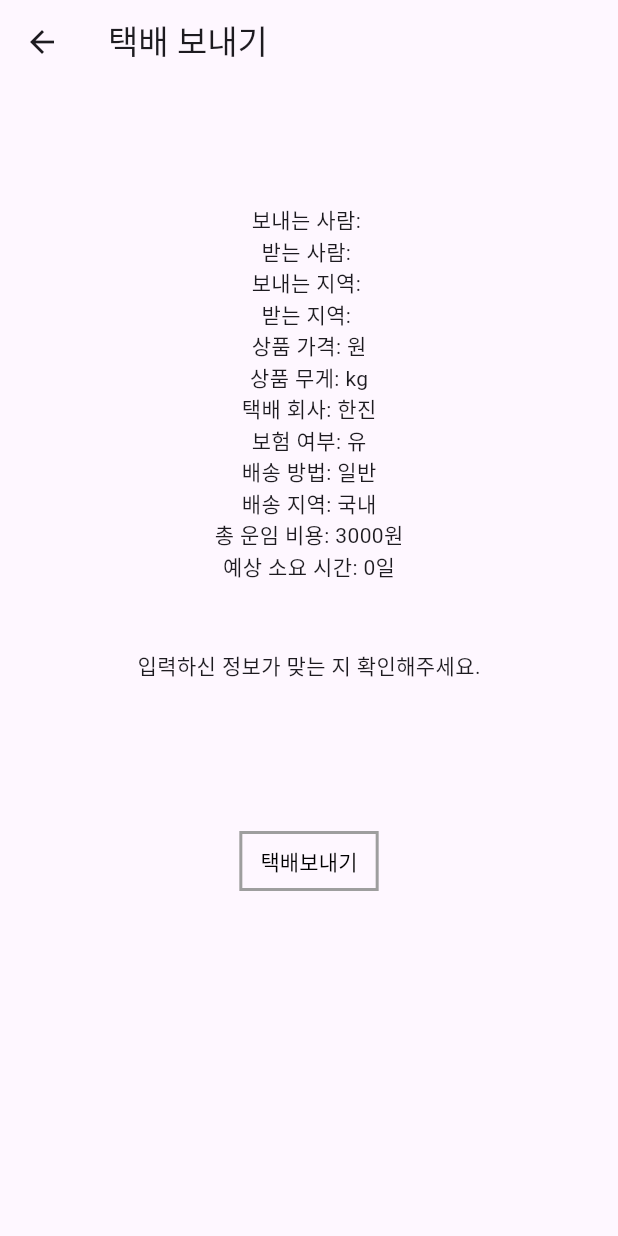
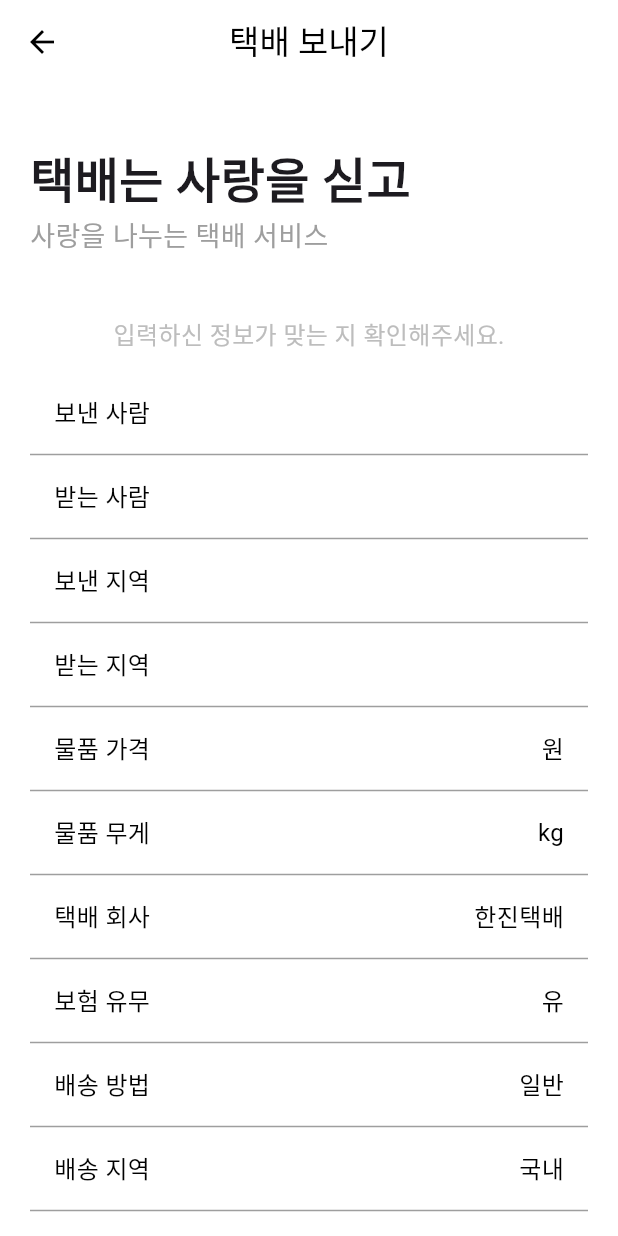
Before and after one commit to jsh02/designPattern, a Flutter app: the SendingPage2 screen opened directly with empty values, after a tap on "택배 보내기", on a phone screen of 412 x 824 dp. Run offline on Flutter 3.47's test engine with Material 3 defaults, Android fonts, the light colour scheme and no system bars; our stand-ins replace firebase_core, firebase_database; accounts and stored records are empty.

Commit message:
최종 수정

```diff
--- a/lib/widget/cost_view_Page.dart
+++ b/lib/widget/cost_view_Page.dart
@@ -41,35 +41,113 @@ class _CostViewPageState extends State<CostViewPage> {
   Widget build(BuildContext context) {
     return Scaffold(
       appBar: AppBar(
-        title: Text('택배 보내기'),
+        title: Text(
+          '택배 보내기',
+          style: TextStyle(color: Colors.black),
+        ),
+        backgroundColor: Colors.white,
+        centerTitle: true,
+        iconTheme: IconThemeData(color: Colors.black),
       ),
-      body: Center(
-        child: Column(
-          children: [
-            Container(
-              margin: EdgeInsets.only(top: 80),
+      body: Container(
+        color: Colors.white,
+        child:Center(
+          child: Padding(
+            padding: const EdgeInsets.symmetric(horizontal: 20.0),
+            child: SingleChildScrollView(
               child: Column(
+                crossAxisAlignment: CrossAxisAlignment.start,
                 children: [
-                  Text('보내는 사람: ${widget.senderName}'),
-                  Text('받는 사람: ${widget.receiverName}'),
-                  Text('보내는 지역: ${widget.senderRegion}'),
-                  Text('받는 지역: ${widget.receiverRegion}'),
-                  Text('상품 가격: ${widget.price}원'),
-                  Text('상품 무게: ${widget.weight}kg'),
-                  Text('택배 회사: ${widget.deliveryCompany}'),
-                  Text('보험 여부: ${widget.deliveryInsurance}'),
-                  Text('배송 방법: ${widget.deliveryExpress}'),
-                  Text('배송 지역: ${widget.deliveryRegion}'),
-                  Text('총 운임 비용: ${widget.totalCost}원'),
-                  Text('예상 소요 시간: ${widget.deliveryTime}일'),
+                  SizedBox(height: 40),
+                  Text(
+                    '택배는 사랑을 싣고',
+                    style: TextStyle(
+                      fontSize: 32,
+                      fontWeight: FontWeight.bold,
+                    ),
+                  ),
+                  Text(
+                    '사랑을 나누는 택배 서비스',
+                    style: TextStyle(fontSize: 18, color: Colors.grey),
+                  ),
+                  SizedBox(height: 40),
+                  Center(
+                    child: Text(
+                      '입력하신 정보가 맞는 지 확인해주세요.',
+                      style: TextStyle(fontSize: 16, color: Colors.grey[400]),
+                    ),
+                  ),
+                  SizedBox(height: 20),
+                  _buildInfoRow('보낸 사람', widget.senderName),
+                  Divider(color: Colors.grey),
+                  _buildInfoRow('받는 사람', widget.receiverName),
+                  Divider(color: Colors.grey),
+                  _buildInfoRow('보낸 지역', widget.senderRegion),
+                  Divider(color: Colors.grey),
+                  _buildInfoRow('받는 지역', widget.receiverRegion),
+                  Divider(color: Colors.grey),
+                  _buildInfoRow('물품 가격', '${widget.price} 원'),
+                  Divider(color: Colors.grey),
+                  _buildInfoRow('물품 무게', '${widget.weight} kg'),
+                  Divider(color: Colors.grey),
+                  _buildInfoRow('택배 회사', widget.deliveryCompany),
+                  Divider(color: Colors.grey),
+                  _buildInfoRow('보험 유무', widget.deliveryInsurance),
+                  Divider(color: Colors.grey),
+                  _buildInfoRow('배송 방법', widget.deliveryExpress),
+                  Divider(color: Colors.grey),
+                  _buildInfoRow('배송 지역', widget.deliveryRegion),
+                  Divider(color: Colors.grey),
+
+                  SizedBox(height: 25),
+                  _buildInfoCost('예상 운임 비용', '${widget.totalCost} 원'),
+                  _buildInfoCost('예상 소요 시간', '${widget.deliveryTime} 일'),
                   SizedBox(height: 45),
-                  Text('입력하신 정보가 맞는 지 확인해주세요.'),
+                  Center(child: _buildNextPageButton('택배 보내기')),
                 ],
               ),
             ),
-            _buildNextPageButton('택배보내기'),
+          ),
+        ),
+      )
+
+    );
+  }
+  Widget _buildInfoCost(String label, String value) {
+    return Container(
+      margin: EdgeInsets.only(left: 25),
+      child: Center(
+        child: Row(
+          children: [
+            Text(
+              label,
+              style: TextStyle(fontSize: 24, color: Colors.black, fontWeight: FontWeight.w600),
+            ),
+            SizedBox(width: 40),
+            Text(
+              value,
+              style: TextStyle(fontSize: 24, color: Colors.black),
+            ),
           ],
         ),
+      ),
+    );
+  }
+  Widget _buildInfoRow(String label, String value) {
+    return Padding(
+      padding: const EdgeInsets.symmetric(vertical: 8.0, horizontal: 16.0),
+      child: Row(
+        mainAxisAlignment: MainAxisAlignment.spaceBetween,
+        children: [
+          Text(
+            label,
+            style: TextStyle(fontSize: 16, color: Colors.black),
+          ),
+          Text(
+            value,
+            style: TextStyle(fontSize: 16, color: Colors.black),
+          ),
+        ],
       ),
     );
   }
@@ -77,21 +155,23 @@ class _CostViewPageState extends State<CostViewPage> {
   Widget _buildNextPageButton(String text) {
     return Container(
       height: 40,
-      margin: EdgeInsets.only(top: 100),
+      width: 200,
       decoration: BoxDecoration(
-        border: Border.all(color: Colors.grey, width: 2),
+        color: Color(0xFFC1004B),
+        borderRadius: BorderRadius.circular(10),
       ),
       child: TextButton(
         onPressed: () {
           Navigator.push(
             context,
-            MaterialPageRoute(builder: (context) => MyApp()), // Update with the actual next page widget
+            MaterialPageRoute(builder: (context) => MyApp()),
           );
         },
         child: Text(
           text,
           style: TextStyle(
-            color: Colors.black,
+            color: Colors.white,
+            fontWeight: FontWeight.w600,
           ),
         ),
       ),
--- /dev/null
+++ b/lib/widget/decorator.dart
@@ -0,0 +1,32 @@
+import 'package:flutter/material.dart';
+import 'package:flutter/services.dart';
+
+class TextFieldDecorator extends StatelessWidget {
+  final TextEditingController controller;
+  final String hintText;
+
+  TextFieldDecorator({required this.controller, required this.hintText});
+
+  @override
+  Widget build(BuildContext context) {
+    return SizedBox(
+      width: double.infinity,
+      height: 35,
+      child: TextField(
+        controller: controller,
+        decoration: InputDecoration(
+          contentPadding: EdgeInsets.symmetric(vertical: 10.0, horizontal: 10.0),
+          hintText: hintText,
+          filled: true,
+          fillColor: Colors.white,
+          border: OutlineInputBorder(
+            borderRadius: BorderRadius.circular(10),
+            borderSide: BorderSide(color: Colors.grey[200]!),
+          ),
+        ),
+        keyboardType: TextInputType.number,
+        inputFormatters: [FilteringTextInputFormatter.digitsOnly],
+      ),
+    );
+  }
+}
--- a/lib/widget/sended_package_info1.dart
+++ b/lib/widget/sended_package_info1.dart
@@ -119,7 +119,7 @@ class _SendingPage1State extends State<SendingPage1> {
       height: 50,
       width: double.infinity,
       decoration: BoxDecoration(
-        color: isButtonEnabled ? Colors.grey[200] : Colors.white,
+        color: isButtonEnabled ? Color(0xFFC1004B) : Colors.white,
         borderRadius: BorderRadius.circular(10),
       ),
       child: TextButton(
@@ -140,7 +140,7 @@ class _SendingPage1State extends State<SendingPage1> {
             : null,
         child: Text(
           text,
-          style: TextStyle(color: Colors.black, fontWeight: FontWeight.w600),
+          style: TextStyle(color: Colors.white, fontWeight: FontWeight.w600),
         ),
       ),
     );
--- a/lib/widget/sended_package_info2.dart
+++ b/lib/widget/sended_package_info2.dart
@@ -2,7 +2,7 @@ import 'package:flutter/material.dart';
 import 'package:firebase_database/firebase_database.dart';
 import 'package:flutter/services.dart';
 import 'cost_view_page.dart';
-
+import 'decorator.dart';
 
 class SendingPage2 extends StatefulWidget {
   final String senderName;
@@ -24,39 +24,16 @@ class SendingPage2 extends StatefulWidget {
 class _SendingPage2State extends State<SendingPage2> {
   final FirebaseDatabase _database = FirebaseDatabase.instance;
 
-  void _sendPackageDataToFirebase() {
-    String senderKey = widget.senderName.replaceAll(' ', '_').toLowerCase(); // 공백을 밑줄로 치환하고 소문자로 변환
+  final TextEditingController priceController = TextEditingController();
+  final TextEditingController weightController = TextEditingController();
 
-    _database.ref('packages/$senderKey').set({
-      'senderName': widget.senderName,
-      'receiverName': widget.receiverName,
-      'senderRegion': widget.senderRegion,
-      'receiverRegion': widget.receiverRegion,
-      'price': priceController.text,
-      'weight': weightController.text,
-      'deliveryCompany': deliveryCompany,
-      'deliveryInsurance': deliveryInsurance,
-      'deliveryExpress': deliveryExpress,
-      'deliveryRegion': deliveryRegion,
-      'totalCost': getTotalCost(),
-      'deliveryTime': deliveryTime,
-    }).then((_) {
-      print('Package sent successfully!');
-    }).catchError((error) {
-      print('Failed to send package: $error');
-    });
-  }
-
-  String deliveryCompany = '한진';
+  String deliveryCompany = '한진택배';
   String deliveryInsurance = '유';
   String deliveryExpress = '일반';
-
-  List<String> domesticCompanies = ['한진', '롯데', '우체국', '로젠'];
-  List<String> internationalCompanies = ['Amazon', 'DHL', 'EMS', 'FedEx'];
   String deliveryRegion = '국내';
 
-  final TextEditingController priceController = TextEditingController();
-  final TextEditingController weightController = TextEditingController();
+  List<String> domesticCompanies = ['한진택배', '롯데택배', '우체국택배', '로젠택배'];
+  List<String> internationalCompanies = ['Amazon', 'DHL', 'EMS', 'FedEx'];
 
   int baseCost = 3000;
   int additionalCost = 0;
@@ -105,6 +82,29 @@ class _SendingPage2State extends State<SendingPage2> {
     return baseCost + additionalCost + weightCost + insuranceCost + expressCost;
   }
 
+  void _sendPackageDataToFirebase() {
+    String senderKey = widget.senderName.replaceAll(' ', '_').toLowerCase(); // 공백을 밑줄로 치환하고 소문자로 변환
+
+    _database.ref('packages/$senderKey').set({
+      'senderName': widget.senderName,
+      'receiverName': widget.receiverName,
+      'senderRegion': widget.senderRegion,
+      'receiverRegion': widget.receiverRegion,
+      'price': priceController.text,
+      'weight': weightController.text,
+      'deliveryCompany': deliveryCompany,
+      'deliveryInsurance': deliveryInsurance,
+      'deliveryExpress': deliveryExpress,
+      'deliveryRegion': deliveryRegion,
+      'totalCost': getTotalCost(),
+      'deliveryTime': deliveryTime,
+    }).then((_) {
+      print('Package sent successfully!');
+    }).catchError((error) {
+      print('Failed to send package: $error');
+    });
+  }
+
   @override
   Widget build(BuildContext context) {
     return Scaffold(
@@ -143,9 +143,15 @@ class _SendingPage2State extends State<SendingPage2> {
                   ),
                 ),
                 SizedBox(height: 40),
-                _buildSizedTextField('물품의 가격 (원)', priceController),
+                TextFieldDecorator(
+                  controller: priceController,
+                  hintText: '물품의 가격 (원)',
+                ),
                 SizedBox(height: 20),
-                _buildSizedTextField('물품의 무게 (kg)', weightController),
+                TextFieldDecorator(
+                  controller: weightController,
+                  hintText: '물품의 무게 (kg)',
+                ),
                 SizedBox(height: 40),
                 Divider(color: Colors.grey),
                 _buildDropdown('국내/외 배송', deliveryRegion, <String>['국내', '해외'], (newValue) {
@@ -175,36 +181,30 @@ class _SendingPage2State extends State<SendingPage2> {
                 }),
                 Divider(color: Colors.grey),
                 SizedBox(height: 20),
-                Text('예상 운임 비용 : ${getTotalCost()}  원'),
-                Text('예상 배달 시간 : $deliveryTime 일'),
-                SizedBox(height: 80),
+                Center(
+                  child:Text(
+                    '예상 운임 비용 : ${getTotalCost()}원',
+                    style: TextStyle(
+                      fontWeight: FontWeight.w600,
+                      fontSize: 24,
+                    ),
+                  ),
+                ),
+                Center(
+                  child:Text(
+                      '예상 배달 시간 : $deliveryTime 일',
+                      style: TextStyle(
+                        fontWeight: FontWeight.w600,
+                        fontSize: 24,
+                      ),
+                  ),
+                ),
+                SizedBox(height: 25),
                 _buildNextPageButton('택배 보내기'),
               ],
             ),
           ),
         ),
-      ),
-    );
-  }
-
-  Widget _buildSizedTextField(String hintText, TextEditingController controller) {
-    return SizedBox(
-      width: double.infinity,
-      height: 35,
-      child: TextField(
-        controller: controller,
-        decoration: InputDecoration(
-          contentPadding: EdgeInsets.symmetric(vertical: 10.0, horizontal: 10.0),
-          hintText: hintText,
-          filled: true,
-          fillColor: Colors.white,
-          border: OutlineInputBorder(
-            borderRadius: BorderRadius.circular(10),
-            borderSide: BorderSide(color: Colors.grey[200]!),
-          ),
-        ),
-        keyboardType: TextInputType.number,
-        inputFormatters: [FilteringTextInputFormatter.digitsOnly],
       ),
     );
   }
@@ -239,7 +239,7 @@ class _SendingPage2State extends State<SendingPage2> {
       height: 50,
       width: double.infinity,
       decoration: BoxDecoration(
-        color: Colors.white,
+        color: Color(0xFFC1004B),
         border: Border.all(color: Colors.grey[300]!, width: 1),
         borderRadius: BorderRadius.circular(10),
       ),
@@ -269,7 +269,7 @@ class _SendingPage2State extends State<SendingPage2> {
         child: Text(
           text,
           style: TextStyle(
-            color: Colors.black,
+            color: Colors.white,
             fontWeight: FontWeight.w600,
           ),
         ),
--- a/pubspec.yaml
+++ b/pubspec.yaml
@@ -38,6 +38,7 @@ dependencies:
   cupertino_icons: ^1.0.6
   firebase_core: ^2.31.1
   firebase_database: ^10.5.6
+  provider: ^6.0.3
 
 dev_dependencies:
   flutter_test:
@@ -66,6 +67,10 @@ flutter:
     - lib/images/delivery.jpg
     - lib/images/reciving.png
     - lib/images/sending.png
+    - lib/images/box.png
+    - lib/images/boxwhite.png
+    - lib/images/1234.png
+    - lib/images/k.png
 
   # An image asset can refer to one or more resolution-specific "variants", see
   # https://flutter.dev/assets-and-images/#resolution-aware
```
Also changed, not shown: lib/main.dart (+11 -12 lines), lib/userPage.dart (+36 -13 lines), lib/images/1234.png (added), lib/images/box.png (added), lib/images/boxwhite.png (added), lib/images/k.png (added), pubspec.lock.
